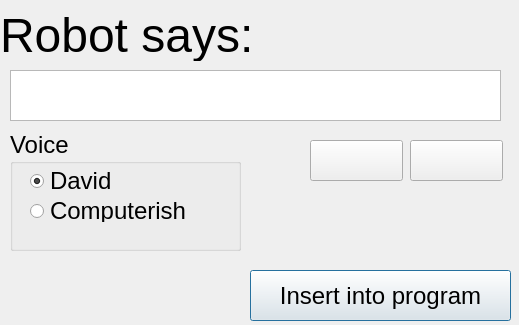
Above: src/speakeasy/tapper/QTCreatorFiles/saySomething/saySomething.ui from ros-visualization/speakeasy before the change. Below: the same form after it.
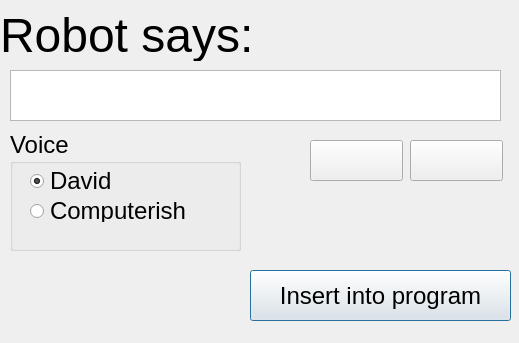
That is the form after the change. Icons and pictures are not drawn.

Commit message: Finished panels modulo integration into Puppet.

Patch:
```diff
--- a/src/speakeasy/tapper/QTCreatorFiles/saySomething/saySomething.ui
+++ b/src/speakeasy/tapper/QTCreatorFiles/saySomething/saySomething.ui
@@ -7,7 +7,7 @@
     <x>0</x>
     <y>0</y>
     <width>519</width>
-    <height>325</height>
+    <height>343</height>
    </rect>
   </property>
   <property name="windowTitle">
```
Left out of the diff: 4 changed lines with no effect on the pictures. The commit also changes 5 other files.
